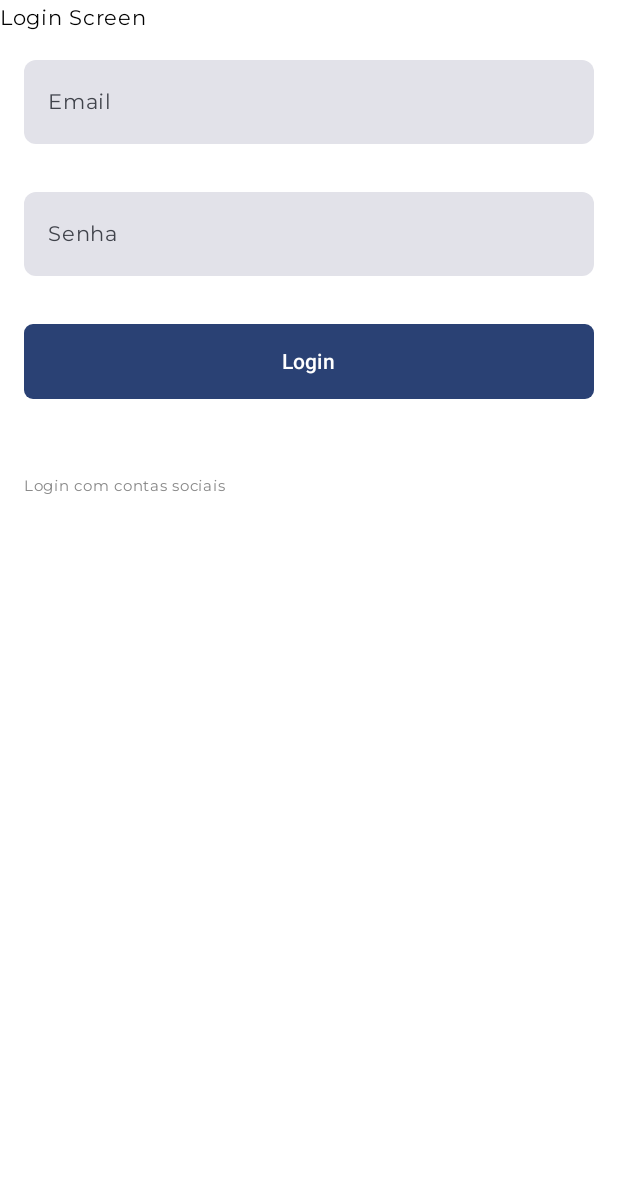
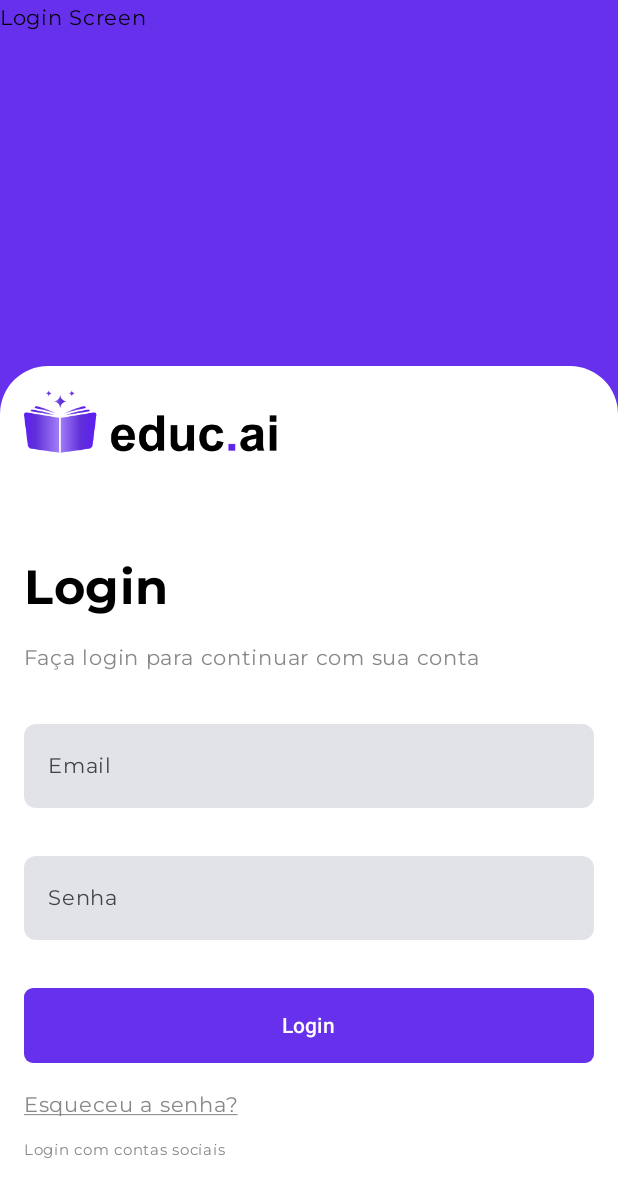
Before and after one commit to educ-ai-org/educai-app, an Android app built with Jetpack Compose: the screen it shows after launch (MainActivity), on a phone screen of 412 x 824 dp. Shown: the top 1197 px of the screen. Run offline under Robolectric (Android 15) with nearby library versions, the phone set to English and light mode, and no system bars.

Commit message:
login drawer

```diff
--- a/app/src/main/java/com/example/educai/components/LoginDrawer.kt
+++ b/app/src/main/java/com/example/educai/components/LoginDrawer.kt
@@ -1 +1,72 @@
 package com.example.educai.components
+
+import androidx.compose.foundation.Image
+import androidx.compose.foundation.background
+import androidx.compose.foundation.layout.Column
+import androidx.compose.foundation.layout.Spacer
+import androidx.compose.foundation.layout.fillMaxSize
+import androidx.compose.foundation.layout.fillMaxWidth
+import androidx.compose.foundation.layout.height
+import androidx.compose.foundation.layout.padding
+import androidx.compose.foundation.shape.RoundedCornerShape
+import androidx.compose.material3.Text
+import androidx.compose.runtime.Composable
+import androidx.compose.ui.Modifier
+import androidx.compose.ui.graphics.Color
+import androidx.compose.ui.res.painterResource
+import androidx.compose.ui.text.font.FontWeight
+import androidx.compose.ui.tooling.preview.Preview
+import androidx.compose.ui.unit.dp
+import androidx.compose.ui.unit.sp
+import com.example.educai.R
+import com.example.educai.ui.theme.MediumPurple
+
+@Composable
+fun LoginContainer() {
+    Column(
+        modifier = Modifier
+            .fillMaxWidth()
+            .height(220.dp)
+            .background(MediumPurple)
+    ) {
+
+    }
+    Column(
+        modifier = Modifier
+            .background(Color.White, RoundedCornerShape(topStart = 32.dp, topEnd = 32.dp))
+    ) {
+        Column(
+            modifier = Modifier.padding(16.dp)
+        ) {
+            Image(
+                painter = painterResource(id = R.drawable.educai_logo_black),
+                contentDescription = "Logo da Educ.AI Black",
+                modifier = Modifier
+                    .height(48.dp)
+            )
+            Spacer(modifier = Modifier.padding(32.dp))
+            Text(
+                text = "Login",
+                fontSize = 32.sp,
+                fontWeight = FontWeight.Bold
+            )
+            Spacer(modifier = Modifier.padding(8.dp))
+            Text(
+                text = "Faça login para continuar com sua conta",
+                color = Color.Gray
+            )
+        }
+        LoginForm()
+    }
+}
+
+@Preview(backgroundColor = 0xFF6730EC)
+@Composable
+fun LoginContainerPreview() {
+    Column(
+        modifier = Modifier
+            .fillMaxSize()
+    ) {
+        LoginContainer()
+    }
+}
--- a/app/src/main/java/com/example/educai/components/LoginForm.kt
+++ b/app/src/main/java/com/example/educai/components/LoginForm.kt
@@ -6,9 +6,9 @@ import androidx.compose.foundation.layout.fillMaxSize
 import androidx.compose.foundation.layout.fillMaxWidth
 import androidx.compose.foundation.layout.height
 import androidx.compose.foundation.layout.padding
-import androidx.compose.foundation.layout.paddingFrom
 import androidx.compose.foundation.shape.RoundedCornerShape
 import androidx.compose.material3.Button
+import androidx.compose.material3.ButtonDefaults
 import androidx.compose.material3.ExperimentalMaterial3Api
 import androidx.compose.material3.Text
 import androidx.compose.material3.TextField
@@ -20,6 +20,7 @@ import androidx.compose.ui.text.style.TextDecoration
 import androidx.compose.ui.tooling.preview.Preview
 import androidx.compose.ui.unit.dp
 import androidx.compose.ui.unit.sp
+import com.example.educai.ui.theme.MediumPurple
 
 @OptIn(ExperimentalMaterial3Api::class)
 @Composable
@@ -60,7 +61,10 @@ fun LoginForm(
                 .padding(16.dp)
                 .fillMaxWidth()
                 .height(50.dp),
-            shape = RoundedCornerShape(6.dp)
+            shape = RoundedCornerShape(6.dp),
+            colors = ButtonDefaults.buttonColors(
+                containerColor = MediumPurple
+            )
         ) {
             Text(text = "Login")
         }
@@ -71,7 +75,7 @@ fun LoginForm(
             Text(
                 text = "Esqueceu a senha?",
                 modifier = Modifier.padding(0.dp), // Remove padding do Text
-                color = Color.White,
+                color = Color.Gray,
                 textDecoration = TextDecoration.Underline
             )
             Spacer(modifier = Modifier.height(6.dp))
--- a/app/src/main/java/com/example/educai/screens/Login.kt
+++ b/app/src/main/java/com/example/educai/screens/Login.kt
@@ -6,18 +6,17 @@ import androidx.compose.foundation.layout.fillMaxSize
 import androidx.compose.material3.Text
 import androidx.compose.runtime.Composable
 import androidx.compose.ui.Modifier
-import androidx.compose.ui.graphics.Color
-import com.example.educai.components.LoginForm
+import com.example.educai.components.LoginContainer
+import com.example.educai.ui.theme.MediumPurple
 
 @Composable
 fun Login(onLoginSuccess: () -> Unit) {
     Column(
         modifier = Modifier
-            .background(Color.White)
+            .background(MediumPurple)
             .fillMaxSize()
     ) {
         Text(text = "Login Screen")
-        LoginForm(
-        )
+        LoginContainer()
     }
 }
```
Also changed, not shown: 1 other file.
